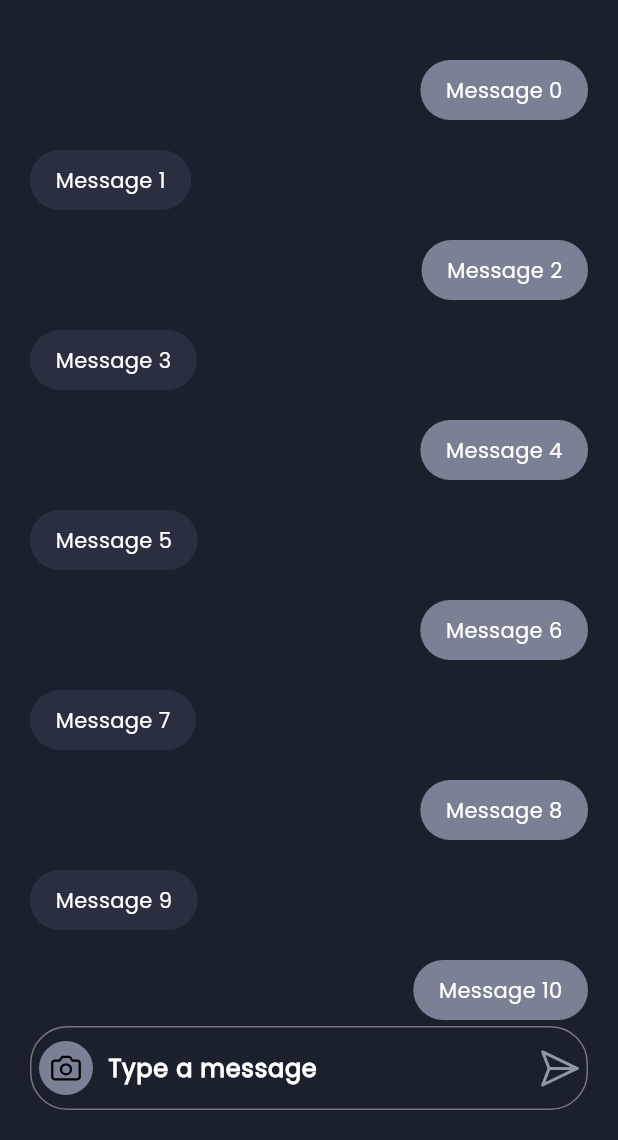
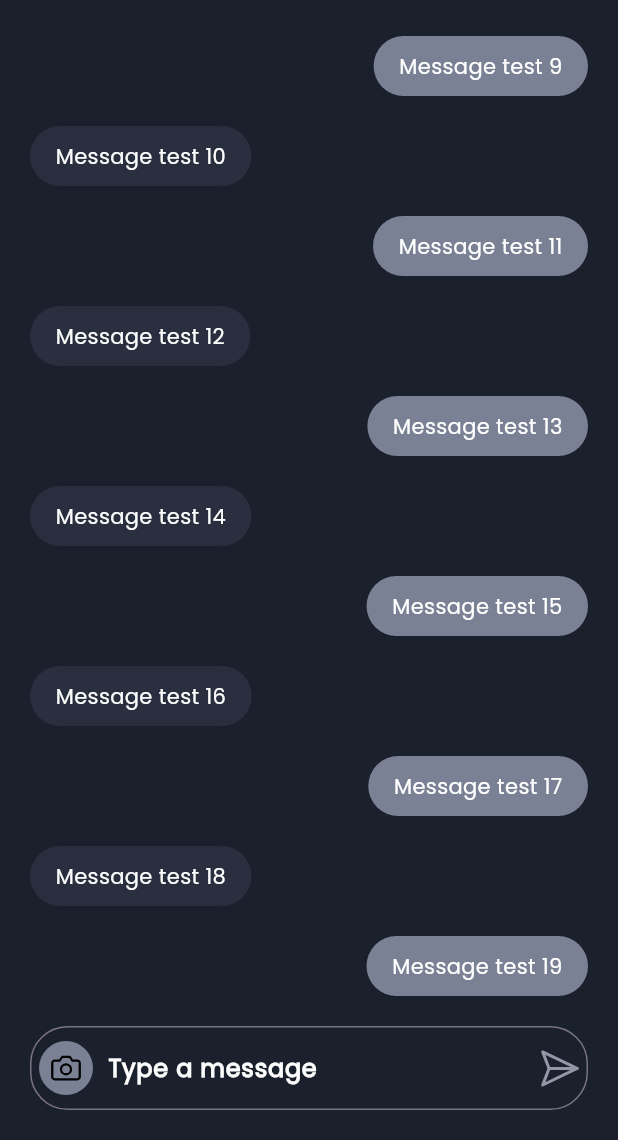
Before and after one commit to mahmoudatta80/supabase_playlist, a Flutter app: the ChatRoomScreen screen opened by its route, on a phone screen of 412 x 824 dp, the part 96-1236 px from its top. Run offline on Flutter 3.47's test engine with Material 3 defaults, Android fonts, the phone set to English and light mode, and no system bars; our stand-ins replace flutter_svg, go_router, lottie.

Commit message:
finish app ui

```diff
--- a/lib/core/routing/app_router.dart
+++ b/lib/core/routing/app_router.dart
@@ -1,17 +1,56 @@
 import 'package:flutter/material.dart';
 import 'package:go_router/go_router.dart';
 
+import '../../features/auth/ui/screens/login_screen.dart';
+import '../../features/auth/ui/screens/register_screen.dart';
 import '../../features/chat_room/ui/chat_room_screen.dart';
 import '../../features/layout/ui/layout_screen.dart';
+import '../../features/onboarding/onboarding_screen.dart';
 import 'app_routes.dart';
 
 abstract class AppRouter {
   static final router = GoRouter(
     routes: [
       GoRoute(
+        path: AppRoutes.onboardingScreen,
+        builder: (context, state) {
+          return const OnboardingScreen();
+        },
+      ),
+      GoRoute(
+        path: AppRoutes.registerScreen,
+        pageBuilder: (context, state) {
+          return CustomTransitionPage(
+            child: const RegisterScreen(),
+            transitionsBuilder:
+                (context, animation, secondaryAnimation, child) {
+                  return FadeTransition(opacity: animation, child: child);
+                },
+          );
+        },
+      ),
+      GoRoute(
+        path: AppRoutes.loginScreen,
+        pageBuilder: (context, state) {
+          return CustomTransitionPage(
+            child: const LoginScreen(),
+            transitionsBuilder:
+                (context, animation, secondaryAnimation, child) {
+                  return FadeTransition(opacity: animation, child: child);
+                },
+          );
+        },
+      ),
+      GoRoute(
         path: AppRoutes.layoutScreen,
-        builder: (context, state) {
-          return const LayoutScreen();
+        pageBuilder: (context, state) {
+          return CustomTransitionPage(
+            child: const LayoutScreen(),
+            transitionsBuilder:
+                (context, animation, secondaryAnimation, child) {
+                  return FadeTransition(opacity: animation, child: child);
+                },
+          );
         },
       ),
       GoRoute(
--- a/lib/core/routing/app_routes.dart
+++ b/lib/core/routing/app_routes.dart
@@ -1,4 +1,7 @@
 abstract class AppRoutes {
-  static const String layoutScreen = '/';
+  static const String onboardingScreen = '/';
+  static const String registerScreen = '/register';
+  static const String loginScreen = '/login';
+  static const String layoutScreen = '/layout';
   static const String chatRoomScreen = '/chat_room';
 }
--- a/lib/core/widgets/app_text_form_field.dart
+++ b/lib/core/widgets/app_text_form_field.dart
@@ -9,6 +9,7 @@ class AppTextFormField extends StatelessWidget {
   final bool? readOnly;
   final Widget? prefixIcon;
   final Widget? suffixIcon;
+  final bool? obscureText;
 
   const AppTextFormField({
     super.key,
@@ -17,12 +18,14 @@ class AppTextFormField extends StatelessWidget {
     this.readOnly,
     this.prefixIcon,
     this.suffixIcon,
+    this.obscureText,
   });
 
   @override
   Widget build(BuildContext context) {
     return TextFormField(
       controller: controller,
+      obscureText: obscureText ?? false,
       decoration: InputDecoration(
         labelText: label,
         labelStyle: TextStyle(
--- a/lib/features/chat_room/ui/chat_room_screen.dart
+++ b/lib/features/chat_room/ui/chat_room_screen.dart
@@ -1,9 +1,8 @@
-import 'package:chat_app/core/helpers/font_weight_helper.dart';
-import 'package:chat_app/core/utils/app_colors.dart';
 import 'package:flutter/material.dart';
 
 import 'widgets/chat_room_top_bar.dart';
 import 'widgets/custom_send_message_field.dart';
+import 'widgets/messages_list_view.dart';
 
 class ChatRoomScreen extends StatelessWidget {
   const ChatRoomScreen({super.key});
@@ -14,66 +13,18 @@ class ChatRoomScreen extends StatelessWidget {
       body: SafeArea(
         child: Padding(
           padding: const EdgeInsets.all(20).copyWith(bottom: 0),
-          child: Column(
+          child: const Column(
             crossAxisAlignment: CrossAxisAlignment.start,
             children: [
-              const ChatRoomTopBar(),
-              const SizedBox(height: 40),
-              Expanded(
-                child: ListView.separated(
-                  itemCount: 20,
-                  separatorBuilder: (context, index) =>
-                      const SizedBox(height: 20),
-                  itemBuilder: (context, index) {
-                    return Padding(
-                      padding: EdgeInsets.only(bottom: index == 19 ? 20 : 0),
-                      child: _buildMessage(
-                        context: context,
-                        isMe: index % 2 == 0,
-                        message: 'Message $index',
-                      ),
-                    );
-                  },
-                ),
-              ),
-              const CustomSendMessageField(),
-              const SizedBox(height: 20),
+              ChatRoomTopBar(),
+              SizedBox(height: 20),
+              Expanded(child: MessagesListView()),
+              CustomSendMessageField(),
+              SizedBox(height: 20),
             ],
           ),
         ),
       ),
     );
   }
-
-  Widget _buildMessage({
-    required BuildContext context,
-    required bool isMe,
-    required String message,
-  }) {
-    return Align(
-      alignment: isMe
-          ? AlignmentDirectional.centerEnd
-          : AlignmentDirectional.centerStart,
-      child: Container(
-        constraints: BoxConstraints(
-          maxWidth: MediaQuery.sizeOf(context).width * 0.7,
-        ),
-        decoration: BoxDecoration(
-          color: isMe
-              ? AppColors.darkSecondaryVariant
-              : AppColors.darkSecondary,
-          borderRadius: BorderRadius.circular(20),
-        ),
-        padding: const EdgeInsets.symmetric(horizontal: 17, vertical: 10),
-        child: Text(
-          message,
-          style: TextStyle(
-            color: AppColors.darkPrimary,
-            fontSize: 14,
-            fontWeight: FontWeightHelper.regular,
-          ),
-        ),
-      ),
-    );
-  }
 }
--- /dev/null
+++ b/lib/features/chat_room/ui/widgets/messages_list_view.dart
@@ -0,0 +1,59 @@
+import 'package:flutter/material.dart';
+
+import '../../../../core/helpers/font_weight_helper.dart';
+import '../../../../core/utils/app_colors.dart';
+
+class MessagesListView extends StatelessWidget {
+  const MessagesListView({super.key});
+
+  @override
+  Widget build(BuildContext context) {
+    return ListView.separated(
+      itemCount: 20,
+      reverse: true,
+      separatorBuilder: (context, index) => const SizedBox(height: 20),
+      itemBuilder: (context, index) {
+        return Padding(
+          padding: EdgeInsets.only(bottom: index == 0 ? 20 : 0),
+          child: _buildMessage(
+            context: context,
+            isMe: index % 2 == 0,
+            message: 'Message test ${19 - index}',
+          ),
+        );
+      },
+    );
+  }
+
+  Widget _buildMessage({
+    required BuildContext context,
+    required bool isMe,
+    required String message,
+  }) {
+    return Align(
+      alignment: isMe
+          ? AlignmentDirectional.centerEnd
+          : AlignmentDirectional.centerStart,
+      child: Container(
+        constraints: BoxConstraints(
+          maxWidth: MediaQuery.sizeOf(context).width * 0.7,
+        ),
+        decoration: BoxDecoration(
+          color: isMe
+              ? AppColors.darkSecondaryVariant
+              : AppColors.darkSecondary,
+          borderRadius: BorderRadius.circular(20),
+        ),
+        padding: const EdgeInsets.symmetric(horizontal: 17, vertical: 10),
+        child: Text(
+          message,
+          style: TextStyle(
+            color: AppColors.darkPrimary,
+            fontSize: 14,
+            fontWeight: FontWeightHelper.regular,
+          ),
+        ),
+      ),
+    );
+  }
+}
--- a/pubspec.yaml
+++ b/pubspec.yaml
@@ -33,6 +33,7 @@ dependencies:
     sdk: flutter
   flutter_svg: ^2.2.0
   go_router: ^16.1.0
+  lottie: ^3.3.1
 
 dev_dependencies:
   flutter_lints: ^5.0.0
@@ -52,6 +53,7 @@ flutter:
   assets:
     - assets/svgs/
     - assets/images/
+    - assets/lottie/
   #   - images/a_dot_ham.jpeg
   # An image asset can refer to one or more resolution-specific "variants", see
   # https://flutter.dev/to/resolution-aware-images
```
Also changed, not shown: assets/lottie/onboarding.json (added, +1 -0 lines), lib/features/auth/ui/screens/login_screen.dart (added, +52 -0 lines), lib/features/auth/ui/screens/register_screen.dart (added, +50 -0 lines), lib/features/auth/ui/widgets/login/dont_have_an_account.dart (added, +38 -0 lines), lib/features/auth/ui/widgets/login/login_form.dart (added, +26 -0 lines), lib/features/auth/ui/widgets/password_field.dart (added, +37 -0 lines), lib/features/auth/ui/widgets/register/already_have_an_account.dart (added, +38 -0 lines), lib/features/auth/ui/widgets/register/register_form.dart (added, +30 -0 lines), lib/features/onboarding/onboarding_screen.dart (added, +59 -0 lines), pubspec.lock.
